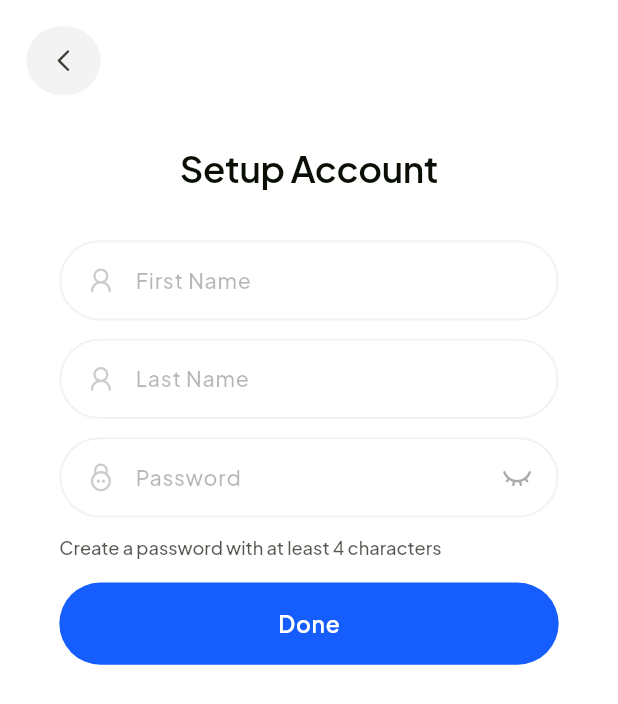
After one commit to Iamsakeeb10/blue-leaf-guide, a Flutter app: the SetupAccountScreen screen opened by its route, on a phone screen of 412 x 824 dp. The commit adds this screen. Shown: the top 704 px of the screen. Run offline on Flutter 3.47's test engine with Material 3 defaults, Android fonts, the phone set to English and light mode, and no system bars; our stand-ins replace flutter_screenutil, flutter_svg, go_router, google_fonts, pinput.

Commit message:
finished setup account ui

```diff
--- a/lib/app/navigation/app_router.dart
+++ b/lib/app/navigation/app_router.dart
@@ -2,6 +2,7 @@ import 'package:blue_leaf_guide/features/auth/presentation/screens/sign_up_scree
 import 'package:go_router/go_router.dart';
 
 import '../../features/auth/presentation/screens/otp_screen.dart';
+import '../../features/auth/presentation/screens/setup_account_screen.dart';
 import '../../features/auth/presentation/screens/sign_in_screen.dart';
 import '../../features/onboarding/presentation/screens/onboarding_screen.dart';
 
@@ -22,5 +23,9 @@ final GoRouter router = GoRouter(
     ),
 
     GoRoute(path: '/otp', builder: (context, state) => const OTPScreen()),
+    GoRoute(
+      path: '/setup-account',
+      builder: (context, state) => const SetupAccountScreen(),
+    ),
   ],
 );
--- a/lib/features/auth/presentation/screens/otp_screen.dart
+++ b/lib/features/auth/presentation/screens/otp_screen.dart
@@ -110,6 +110,7 @@ class OTPScreen extends StatelessWidget {
               Button(
                 onPressed: () {
                   // Add next navigation
+                  context.push('/setup-account');
                 },
                 text: 'Continue',
                 height: 54.h,
--- /dev/null
+++ b/lib/features/auth/presentation/screens/setup_account_screen.dart
@@ -0,0 +1,107 @@
+// lib/features/auth/presentation/screens/setup_account_screen.dart
+import 'package:flutter/material.dart' hide BackButtonIcon;
+import 'package:flutter_screenutil/flutter_screenutil.dart';
+import 'package:go_router/go_router.dart';
+
+import '../../../../app/theme/app_colors.dart';
+import '../../../../shared/widgets/back_button_icon.dart';
+import '../../../../shared/widgets/button.dart';
+import '../../../../shared/widgets/text_field.dart' as CustomTextField;
+import '../../../onboarding/presentation/widgets/onboarding_widgets.dart';
+
+class SetupAccountScreen extends StatelessWidget {
+  const SetupAccountScreen({super.key});
+
+  @override
+  Widget build(BuildContext context) {
+    final firstNameController = TextEditingController();
+    final lastNameController = TextEditingController();
+    final passwordController = TextEditingController();
+
+    return Scaffold(
+      backgroundColor: Colors.white,
+      body: SafeArea(
+        child: Padding(
+          padding: EdgeInsets.all(16.w),
+          child: Column(
+            crossAxisAlignment: CrossAxisAlignment.start,
+            children: [
+              BackButtonIcon(onTap: () => context.pop()),
+              SizedBox(height: 32.h),
+              Align(
+                alignment: Alignment.center,
+                child: const OnboardingTitle(text: 'Setup Account'),
+              ),
+              SizedBox(height: 32.h),
+              Padding(
+                padding: EdgeInsets.symmetric(horizontal: 20.w),
+                child: Column(
+                  children: [
+                    CustomTextField.TextField(
+                      controller: firstNameController,
+                      label: 'First Name',
+                      hint: 'First Name',
+                      keyboardType: TextInputType.emailAddress,
+                      textInputAction: TextInputAction.next,
+                      prefixIconSvg: 'assets/icons/svg/user.svg',
+                    ),
+                    SizedBox(height: 12.h),
+                    CustomTextField.TextField(
+                      controller: lastNameController,
+                      label: 'Last Name',
+                      hint: 'Last Name',
+                      keyboardType: TextInputType.emailAddress,
+                      textInputAction: TextInputAction.next,
+                      prefixIconSvg: 'assets/icons/svg/user.svg',
+                    ),
+                    SizedBox(height: 12.h),
+                    CustomTextField.TextField(
+                      controller: passwordController,
+                      label: 'Password',
+                      hint: 'Password',
+                      obscureText: true,
+                      textInputAction: TextInputAction.done,
+                      suffixIconSvg: 'assets/icons/svg/eye-closed.svg',
+                      prefixIconSvg: 'assets/icons/svg/lock.svg',
+                    ),
+                    SizedBox(height: 12.h),
+
+                    Align(
+                      alignment: Alignment.centerLeft,
+                      child: Text(
+                        'Create a password with at least 4 characters',
+                        style: TextStyle(
+                          fontSize: 12.sp, // Font Size/12
+                          fontWeight: FontWeight.w500, // Medium
+                          height: 1.4, // line-height: 140%
+                          letterSpacing: 0, // 0%
+                          color: AppColors.textSecondary.withOpacity(
+                            0.7,
+                          ), // optional color
+                        ),
+                      ),
+                    ),
+                    SizedBox(height: 14.h),
+                    Button(
+                      onPressed: () {
+                        // Navigate to next screen or dashboard
+                        // context.push('/dashboard');
+                      },
+                      text: 'Done',
+                      height: 54.h,
+                      borderRadius: BorderRadius.circular(32.r),
+                      fontSize: 15.sp,
+                      fontWeight: FontWeight.w600,
+                      textColor: Colors.white,
+                      backgroundColor: AppColors.brand500,
+                    ),
+                  ],
+                ),
+              ),
+            ],
+          ),
+        ),
+      ),
+    );
+  }
+}
```
Also changed, not shown: assets/icons/svg/user.svg (added).
